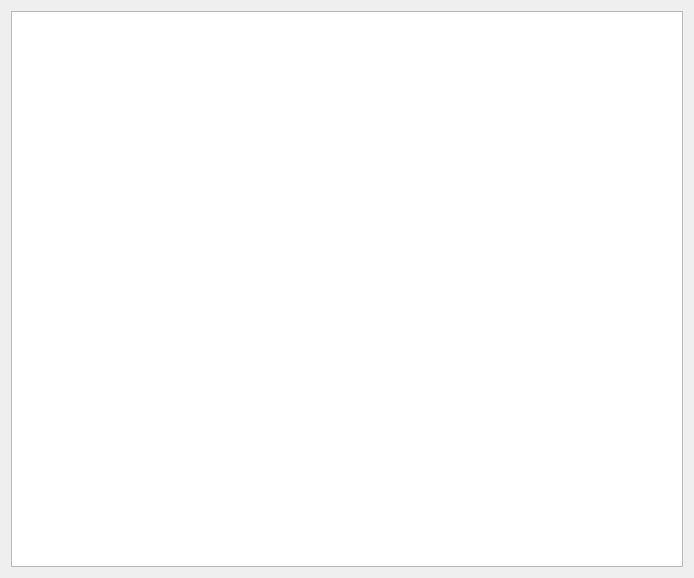
First picture: the form in code/FightLandLord/FightLandLord/window/window/window.ui, repository 75066808/FightLandLord, before the edit.
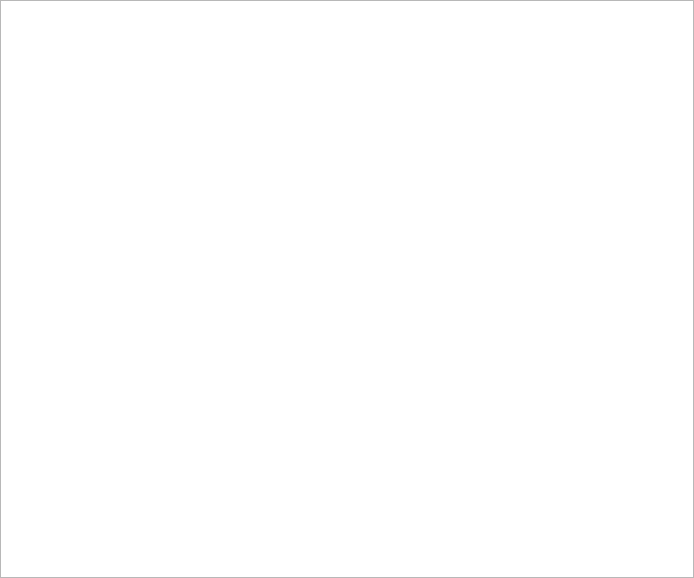
Second picture: the form after the edit.

Diff of the .ui file:
```diff
--- a/code/FightLandLord/FightLandLord/window/window/window.ui
+++ b/code/FightLandLord/FightLandLord/window/window/window.ui
@@ -15,6 +15,21 @@
   </property>
   <widget class="QWidget" name="centralWidget">
    <layout class="QGridLayout" name="gridLayout">
+    <property name="leftMargin">
+     <number>0</number>
+    </property>
+    <property name="topMargin">
+     <number>0</number>
+    </property>
+    <property name="rightMargin">
+     <number>0</number>
+    </property>
+    <property name="bottomMargin">
+     <number>0</number>
+    </property>
+    <property name="spacing">
+     <number>0</number>
+    </property>
     <item row="0" column="0">
      <widget class="QGraphicsView" name="graphicsView">
       <property name="alignment">
```
Left out of the diff: 2 changed lines with no effect on the pictures.
